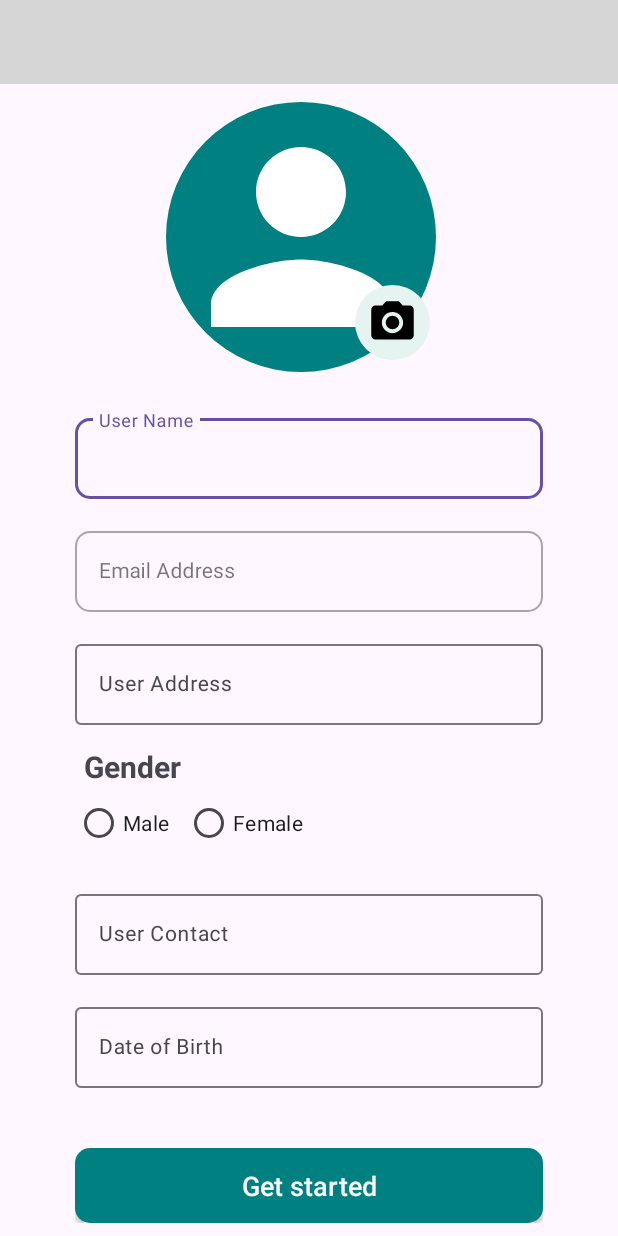
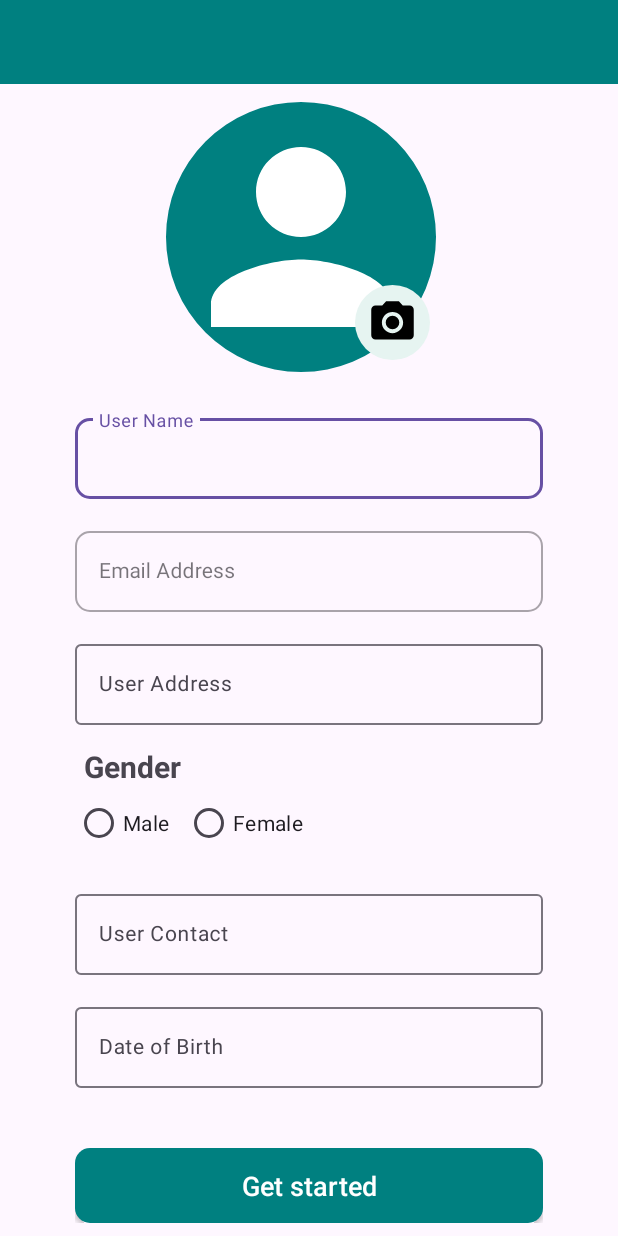
Before and after one commit to Alidon256/Hello-Fiend, an Android app: the layout activity_profile.xml on its own in the app's theme, with its tools: preview values and no code run, on a phone screen of 412 x 824 dp. Run offline under Robolectric (Android 15) with nearby library versions, the phone set to English and light mode, and no system bars.

Commit message:
working on the messaging feature

```diff
--- a/app/src/main/java/com/example/hellofriend/Activities/ChatActivity.java
+++ b/app/src/main/java/com/example/hellofriend/Activities/ChatActivity.java
@@ -28,7 +28,7 @@ public class ChatActivity extends AppCompatActivity {
 
     private RecyclerView chatRecyclerView;
     private ChatAdapter chatAdapter;
-    private ArrayList<Message1> messageList; // Changed to Message1
+    private ArrayList<Message1> messageList; // Updated to Message1
     private EditText editText;
     private ImageButton sendButton;
 
--- a/app/src/main/java/com/example/hellofriend/Adapters/ChatAdapter.java
+++ b/app/src/main/java/com/example/hellofriend/Adapters/ChatAdapter.java
@@ -8,7 +8,6 @@ import android.widget.TextView;
 import androidx.annotation.NonNull;
 import androidx.recyclerview.widget.RecyclerView;
 
-import com.example.hellofriend.Models.Message;
 import com.example.hellofriend.Models.Message1;
 import com.example.hellofriend.R;
 
@@ -16,7 +15,7 @@ import java.util.ArrayList;
 
 public class ChatAdapter extends RecyclerView.Adapter<ChatAdapter.ChatViewHolder> {
 
-    private ArrayList<Message> messageList;
+    private ArrayList<Message1> messageList; // Updated to Message1
 
     public ChatAdapter(ArrayList<Message1> messageList) {
         this.messageList = messageList;
@@ -31,7 +30,7 @@ public class ChatAdapter extends RecyclerView.Adapter<ChatAdapter.ChatViewHolder
 
     @Override
     public void onBindViewHolder(@NonNull ChatViewHolder holder, int position) {
-        Message message = messageList.get(position);
+        Message1 message = messageList.get(position); // Use Message1 here
         holder.messageTextView.setText(message.getText());
         holder.userNameTextView.setText(message.getUserName());
     }
--- a/app/src/main/res/layout/custom_toolbar.xml
+++ b/app/src/main/res/layout/custom_toolbar.xml
@@ -5,9 +5,8 @@
     android:id="@+id/appBarLayout"
     android:layout_width="match_parent"
     android:layout_height="wrap_content"
-    android:background="@color/transparent"
+    android:background="@color/Teal"
     android:fitsSystemWindows="true"
-    android:theme="@style/Theme.Mindset"
     app:elevation="0dp">
 
     <androidx.appcompat.widget.Toolbar
@@ -15,7 +14,7 @@
         android:layout_width="match_parent"
         android:layout_height="wrap_content"
         android:minHeight="?android:attr/actionBarSize"
-        app:popupTheme="@style/Theme.Mindset">
+        app:popupTheme="@style/Theme.AppCompat">
 
         <TextView
             android:id="@+id/tvTitle"
@@ -28,8 +27,8 @@
             android:lines="1"
             android:maxLines="1"
             android:textColor="@color/white"
-            android:textSize="16sp"
-            tools:text="Some Title" />
+            android:textSize="18sp"
+            tools:text="Hello Friend" />
 
         <ImageView
             android:id="@+id/ivCenter"
--- a/gradle/libs.versions.toml
+++ b/gradle/libs.versions.toml
@@ -9,6 +9,7 @@ activity = "1.9.3"
 constraintlayout = "2.2.0"
 googleGmsGoogleServices = "4.4.2"
 firebaseDatabase = "21.0.0"
+firebaseFirestore = "25.1.1"
 
 [libraries]
 junit = { group = "junit", name = "junit", version.ref = "junit" }
@@ -19,6 +20,7 @@ material = { group = "com.google.android.material", name = "material", version.r
 activity = { group = "androidx.activity", name = "activity", version.ref = "activity" }
 constraintlayout = { group = "androidx.constraintlayout", name = "constraintlayout", version.ref = "constraintlayout" }
 firebase-database = { group = "com.google.firebase", name = "firebase-database", version.ref = "firebaseDatabase" }
+firebase-firestore = { group = "com.google.firebase", name = "firebase-firestore", version.ref = "firebaseFirestore" }
 
 [plugins]
 android-application = { id = "com.android.application", version.ref = "agp" }
```
Also changed, not shown: app/build.gradle.kts (+9 -9 lines), app/src/main/java/com/example/hellofriend/Models/Message1.java (+45 -15 lines).
